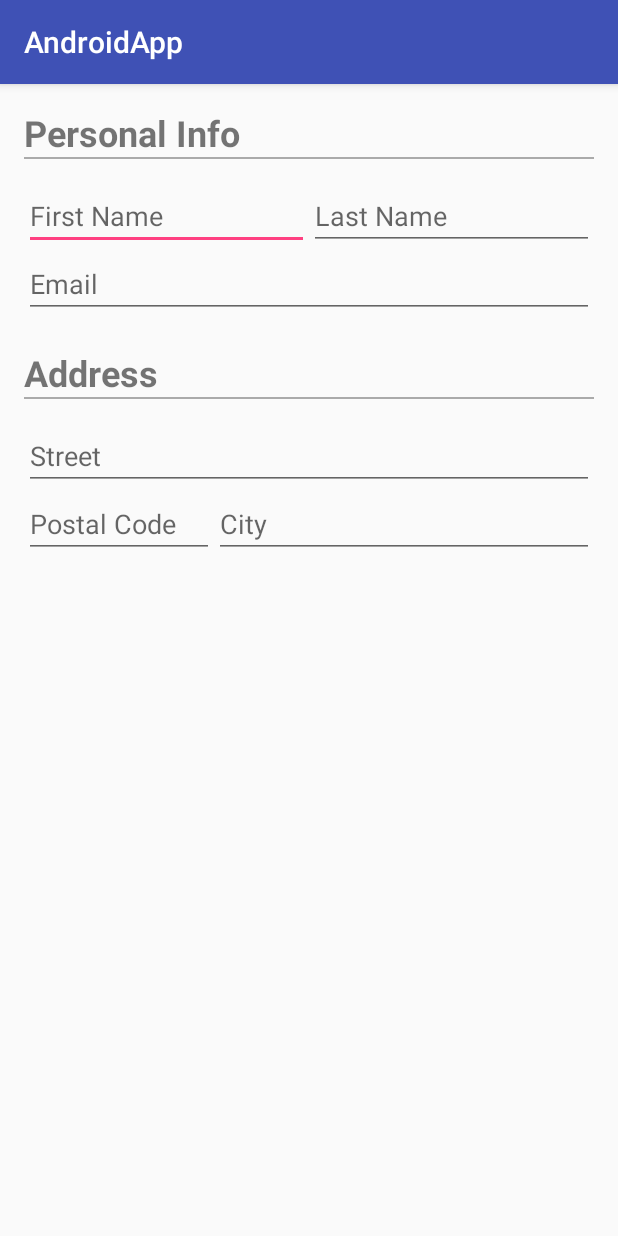
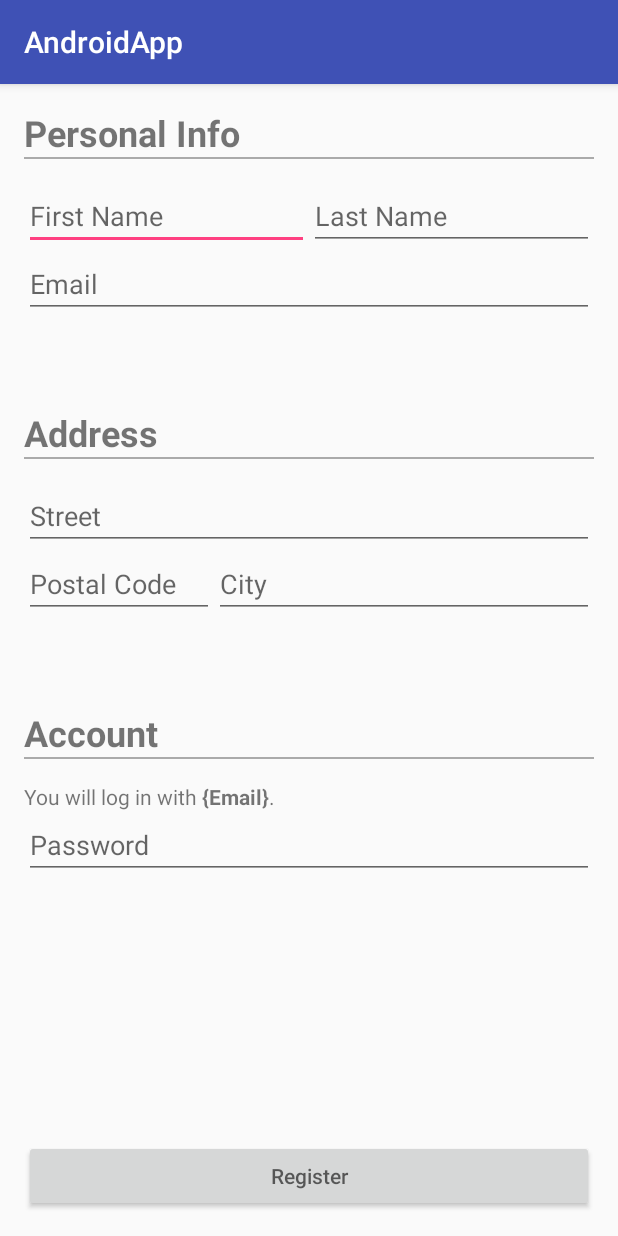
Before and after one commit to Nawsen/EVA-Project-Groep-15, an Android app: the RegisterActivity screen opened directly, with no data from a screen before it, on a phone screen of 412 x 824 dp. Run offline under Robolectric (Android 15) with nearby library versions, the phone set to English and light mode, and no system bars.

Commit message:
Added password field and register button to the RegisterActivity.

```diff
--- a/Android/app/src/main/res/layout/activity_register.xml
+++ b/Android/app/src/main/res/layout/activity_register.xml
@@ -1,5 +1,5 @@
 <?xml version="1.0" encoding="utf-8"?>
-<ScrollView xmlns:android="http://schemas.android.com/apk/res/android"
+<RelativeLayout xmlns:android="http://schemas.android.com/apk/res/android"
     xmlns:tools="http://schemas.android.com/tools"
     android:layout_width="match_parent"
     android:layout_height="match_parent"
@@ -8,6 +8,7 @@
     android:paddingRight="@dimen/activity_horizontal_margin"
     android:paddingTop="@dimen/activity_vertical_margin"
     tools:context="hogent.group15.androidapp.RegisterActivity">
+
     <RelativeLayout
         android:layout_width="match_parent"
         android:layout_height="match_parent">
@@ -42,14 +43,16 @@
                     android:layout_width="match_parent"
                     android:layout_height="wrap_content"
                     android:layout_weight="0.5"
-                android:hint="@string/register_first_name" android:inputType="textPersonName" />
+                    android:hint="@string/register_first_name"
+                    android:inputType="textPersonName" />
 
                 <EditText
                     android:layout_width="match_parent"
                     android:layout_height="wrap_content"
                     android:layout_alignRight="@id/register_firstName"
                     android:layout_weight="0.5"
-                android:hint="@string/register_name" android:inputType="textPersonName" />
+                    android:hint="@string/register_name"
+                    android:inputType="textPersonName" />
 
             </LinearLayout>
         </LinearLayout>
@@ -60,15 +63,15 @@
             android:layout_height="wrap_content"
             android:layout_below="@id/register_nameGroup"
             android:hint="@string/register_email"
-        android:inputType="textEmailAddress"/>
+            android:inputType="textEmailAddress" />
 
         <LinearLayout
             android:id="@+id/register_addressGroup"
             android:layout_width="match_parent"
             android:layout_height="wrap_content"
             android:layout_below="@id/register_email"
-        android:layout_marginBottom="20dp"
-        android:layout_marginTop="20dp"
+            android:layout_marginBottom="60dp"
+            android:layout_marginTop="60dp"
             android:orientation="vertical">
 
             <TextView
@@ -106,9 +109,44 @@
                     android:layout_height="wrap_content"
                     android:layout_weight="0.3"
                     android:hint="@string/register_city"
-                android:inputType="textPostalAddress"/>
+                    android:inputType="textPostalAddress" />
             </LinearLayout>
 
         </LinearLayout>
+
+        <LinearLayout
+            android:layout_width="match_parent"
+            android:layout_height="wrap_content"
+            android:layout_below="@id/register_addressGroup"
+            android:orientation="vertical">
+            <TextView
+                android:layout_width="wrap_content"
+                android:layout_height="wrap_content"
+                android:text="@string/register_account_label"
+                android:textSize="24dip"
+                android:textStyle="bold" />
+
+            <View
+                android:layout_width="match_parent"
+                android:layout_height="1dip"
+                android:layout_marginBottom="15dip"
+                android:background="#AAAAAA" />
+            <TextView
+                android:layout_width="wrap_content"
+                android:layout_height="wrap_content"
+                android:text="@string/register_email_confirm"/>
+            <EditText
+                android:layout_width="match_parent"
+                android:layout_height="wrap_content"
+                android:inputType="textPassword"
+                android:hint="@string/register_password_hint"
+                android:id="@+id/register_password"/>
+
+        </LinearLayout>
+        <Button
+            android:layout_width="match_parent"
+            android:layout_height="wrap_content"
+            android:layout_alignParentBottom="true"
+            android:hint="@string/register_register_button"/>
     </RelativeLayout>
-</ScrollView>
+</RelativeLayout>
--- a/Android/app/src/main/res/values/strings.xml
+++ b/Android/app/src/main/res/values/strings.xml
@@ -10,4 +10,8 @@
     <string name="register_postal_code">Postal Code</string>
     <string name="register_city">City</string>
     <string name="app_name" translatable="false">AndroidApp</string>
+    <string name="register_account_label">Account</string>
+    <string name="register_email_confirm">You will log in with <b>{Email}</b>.</string>
+    <string name="register_password_hint" >Password</string>
+    <string name="register_register_button">Register</string>
 </resources>
```
Also changed, not shown: 2 other files. Lines whose indentation alone changed are shown as unchanged.
